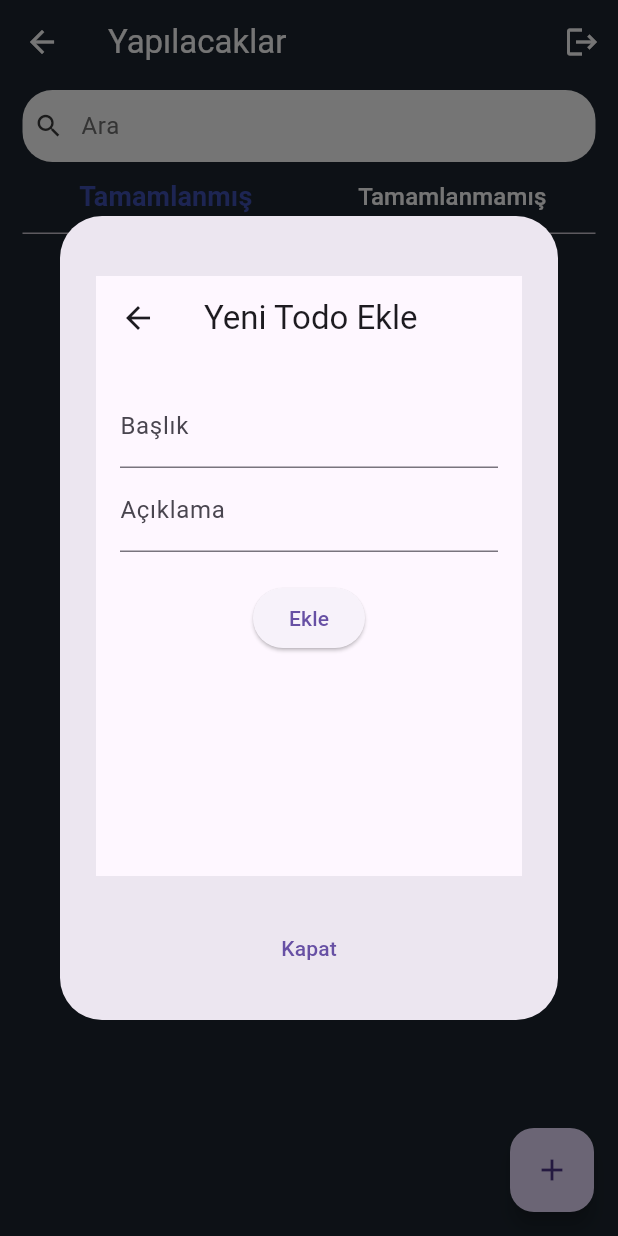
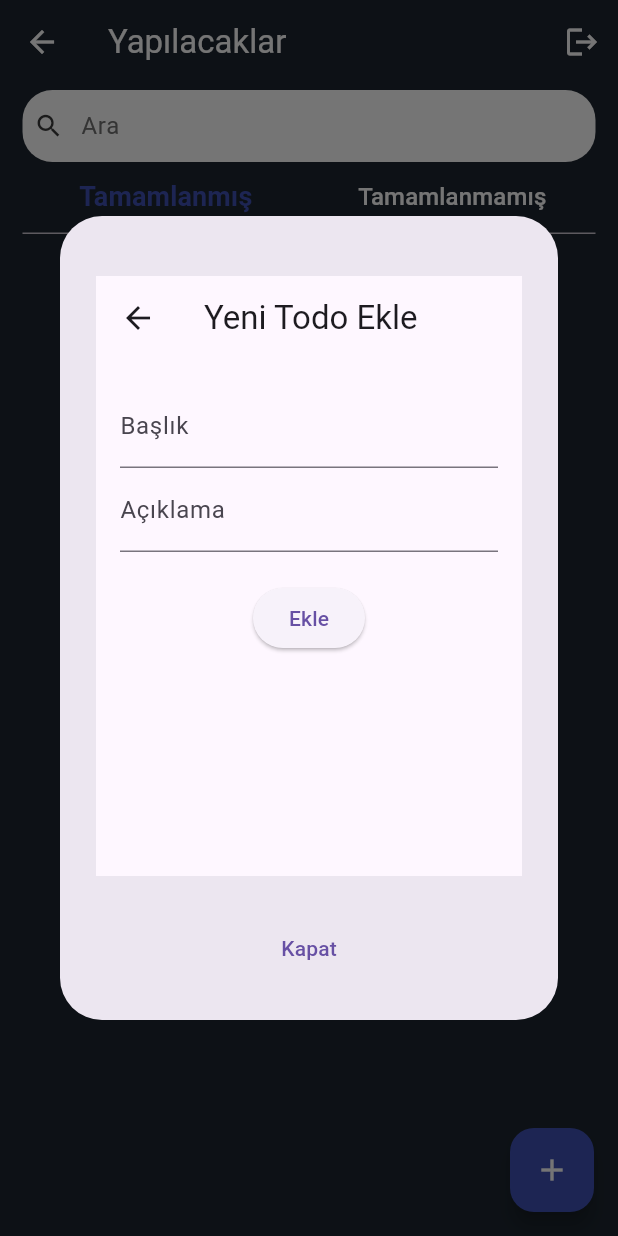
Before and after one commit to ozcann159/TodoApp, a Flutter app: the TodoPage screen opened by its route, after a tap on the "add" icon, on a phone screen of 412 x 824 dp. Run offline on Flutter 3.47's test engine with Material 3 defaults, Android fonts, the phone set to English and light mode, and no system bars; our stand-ins replace cloud_firestore, firebase_auth, firebase_core, get; accounts and stored records are empty.

Commit message:
`fix: UI errors fixed`

```diff
--- a/lib/pages/todo_page.dart
+++ b/lib/pages/todo_page.dart
@@ -89,6 +89,7 @@ class TodoPage extends StatelessWidget {
           ],
         ),
         floatingActionButton: FloatingActionButton(
+          backgroundColor: Colors.indigo,
           onPressed: () {
             showDialog(
               context: context,
@@ -121,7 +122,10 @@ class TodoPage extends StatelessWidget {
             );
           },
           tooltip: 'Todo Ekle',
-          child: Icon(Icons.add),
+          child: Icon(
+            Icons.add,
+            color: Colors.white, // Icon rengin
+          ),
         ),
       ),
     );
```
